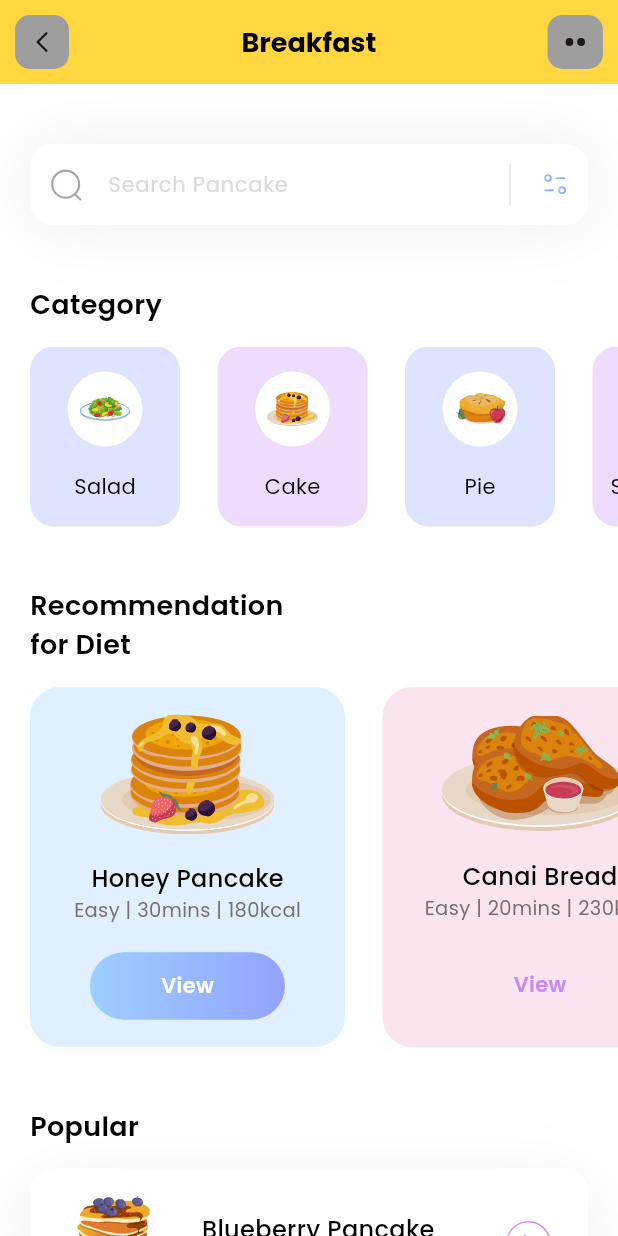
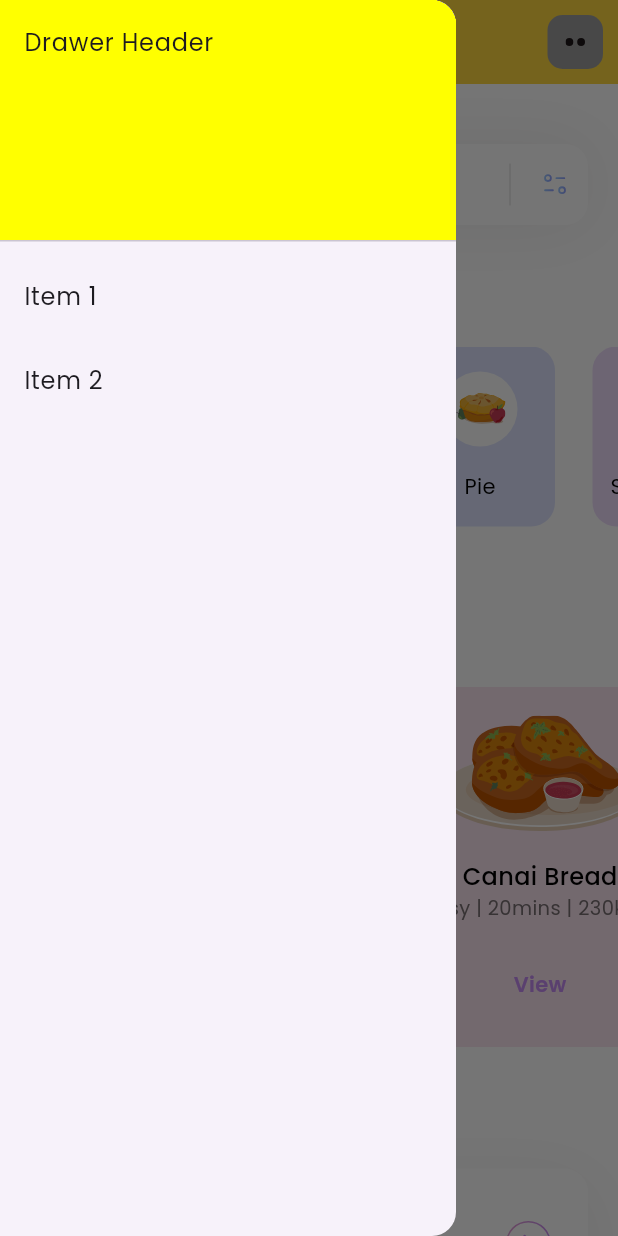
Before and after one commit to angelanyabuti/food-delivery-app, a Flutter app: the screen it shows after launch, with the side drawer open (before the commit the screen has no drawer), on a phone screen of 412 x 824 dp. Run offline on Flutter 3.47's test engine with Material 3 defaults, Android fonts, the phone set to English and light mode, and no system bars; our stand-ins replace flutter_svg.

Commit message:
Added the navigation drawer

```diff
--- a/food_app/lib/pages/home.dart
+++ b/food_app/lib/pages/home.dart
@@ -12,6 +12,9 @@ class HomePage extends StatefulWidget {
 }
 
 class _HomePageState extends State<HomePage> {
+  //used to open the navigation drawer since the scaffold cannot be accessed by the appbar
+  //makes scaffold accessible globally
+  final GlobalKey<ScaffoldState> _scaffoldKey = GlobalKey<ScaffoldState>();
   List<CategoryModel> categories = [];
   List<DietModel> diets = [];
   List<PopularDietsModel> popularDiets = [];
@@ -32,7 +35,39 @@ class _HomePageState extends State<HomePage> {
     _getInitialInfo();//called at the beginning so that the list is filled first then the widgets are displayed.
     // Scaffold class in Flutter which provides many widgets, eg app bar, drawer, floating action button, bottom navigation bar, snack bar
     return Scaffold(
+      key: _scaffoldKey,
       appBar: appBar(),
+      //navigation drawer
+      drawer: Drawer(
+        //adding a listview to ensure the user can scroll through the options in the drawer if the vertical space is not enough
+        child: ListView(
+          //removing any padding from the listview
+          padding: EdgeInsets.zero,
+          children: [
+            const DrawerHeader(
+            decoration: BoxDecoration(
+              color: Colors.yellowAccent,
+            ),
+            child: Text('Drawer Header')
+            ),
+            ListTile(
+              title: const Text('Item 1'),
+              onTap: (){
+                //Close the drawer
+                Navigator.pop(context);
+              },
+            ),
+            ListTile(
+              title: const Text('Item 2'),
+              onTap: (){
+                //Close the drawer
+                Navigator.pop(context);
+              },
+            )
+          ]
+
+        ),
+      ),
       backgroundColor: Colors.white,
       body: ListView(//makes the page scrollable vertically
         children: [
@@ -349,7 +384,9 @@ class _HomePageState extends State<HomePage> {
       backgroundColor: Colors.amberAccent,
       centerTitle: true,
       leading: GestureDetector(
-        onTap: () {},
+        onTap: () {
+          _scaffoldKey.currentState?.openDrawer();
+        },
         child: Container(
           margin: const EdgeInsets.all(10),
           alignment: Alignment.center,
```
